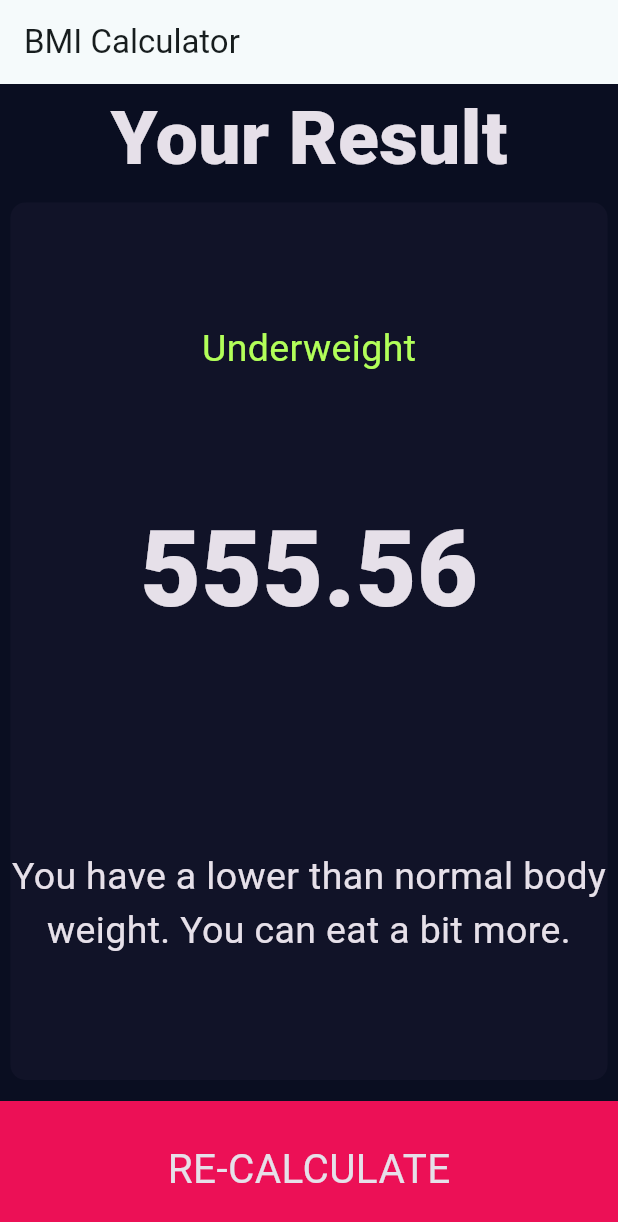
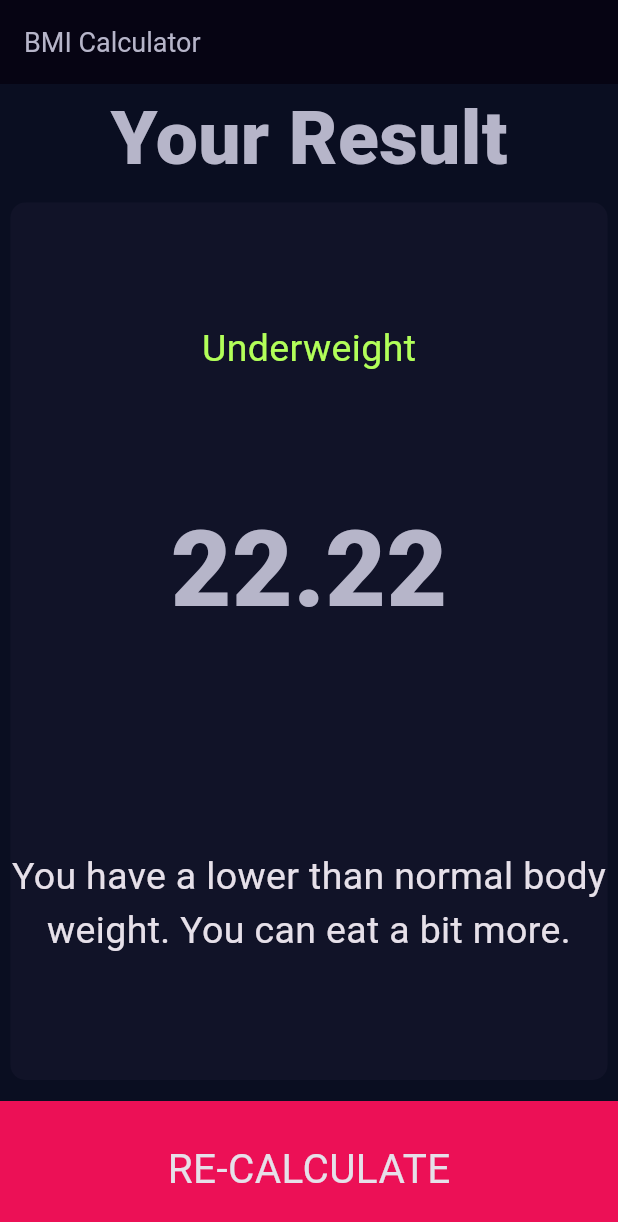
Before and after one commit to amit2303/BMI_Calculator, a Flutter app: the screen it shows after launch, after a tap on "CALCULATE", on a phone screen of 412 x 824 dp. Shown: the top 1222 px of the screen. Run offline on Flutter 3.47's test engine with Material 3 defaults, Android fonts, the phone set to English and light mode, and no system bars; our stand-ins replace font_awesome_flutter; missing offline and left inert: revise; statements that could not run were skipped.

Commit message:
Add files via upload

```diff
--- /dev/null
+++ b/lib/constants.dart
@@ -0,0 +1,11 @@
+import 'package:flutter/material.dart';
+
+const lableTextStyle = TextStyle(
+  fontSize: 18,
+  color: Color.fromARGB(255, 182, 181, 201),
+);
+
+const numberTextStyle = TextStyle(
+    fontSize: 50,
+    fontWeight: FontWeight.w900,
+    color: Color.fromARGB(255, 182, 181, 201));
--- a/lib/customwidget.dart
+++ b/lib/customwidget.dart
@@ -1,14 +1,15 @@
 import 'package:flutter/material.dart';
+import 'package:font_awesome_flutter/font_awesome_flutter.dart';
 
-class RoundIconButton extends StatelessWidget {
-  RoundIconButton(this.icon, this.onPressed);
-  final IconData icon;
-  final Function() onPressed; // Use VoidCallback instead of custom type
+class MyIconButton extends StatelessWidget {
+  final IconData vIcon;
+  final Function() whenPressed;
+
+  const MyIconButton(this.vIcon, this.whenPressed);
+
   @override
   Widget build(BuildContext context) {
     return RawMaterialButton(
-      child: Icon(icon),
-      onPressed: onPressed,
       shape: CircleBorder(),
       elevation: 6.0,
       fillColor: Color(0XFF4C4F5E),
@@ -16,6 +17,8 @@ class RoundIconButton extends StatelessWidget {
         width: 56.0,
         height: 56.0,
       ),
+      onPressed: whenPressed,
+      child: FaIcon(vIcon),
     );
   }
 }
--- a/lib/icon_content.dart
+++ b/lib/icon_content.dart
@@ -1,38 +1,33 @@
 import 'package:flutter/material.dart';
-import 'package:font_awesome_flutter/font_awesome_flutter.dart';
+import 'package:flutter/widgets.dart';
 
+class icon_content extends StatelessWidget {
+  final IconData varIcon;
+  final String gender;
 
-const lableTextStyle = TextStyle(
-  fontSize: 18,
-  color: Color(0xFF797889),
-);
-
-const numberTextStyle = TextStyle(
-  fontSize: 50,
-  fontWeight: FontWeight.w900,
-);
-class iconContent extends StatelessWidget {
-
-  final IconData iconImg;
-  final String textVal;
-
-  iconContent(this.iconImg,this.textVal);
+  const icon_content(this.varIcon, this.gender);
   @override
   Widget build(BuildContext context) {
     return Column(
       mainAxisAlignment: MainAxisAlignment.center,
       children: [
-        FaIcon(
-          iconImg,
-          size: 80,
+        Center(
+          child: Icon(
+            varIcon,
+            size: 80,
+            color: Color.fromARGB(255, 150, 148, 169),
+          ),
         ),
         SizedBox(
           height: 15,
         ),
         Text(
-          textVal,
-          style: lableTextStyle,
-        ),
+          gender,
+          style: TextStyle(
+            fontSize: 18,
+            color: Color(0xFF797889),
+          ),
+        )
       ],
     );
   }
--- a/lib/input_page.dart
+++ b/lib/input_page.dart
@@ -1,33 +1,41 @@
-import 'package:bmi_calculator/result_page.dart';
 import 'package:flutter/material.dart';
+import 'package:font_awesome_flutter/font_awesome_flutter.dart';
+import 'package:revise/customwidget.dart';
 import 'reusable_card.dart';
 import 'icon_content.dart';
-import 'package:font_awesome_flutter/font_awesome_flutter.dart';
-import 'customwidget.dart';
+import 'result_page.dart';
 import 'calculator_brain.dart';
-import 'result_page.dart';
+import 'constants.dart';
 
-class InputPage extends StatefulWidget {
+class input_page extends StatefulWidget {
+  const input_page({super.key});
+
   @override
-  _InputPageState createState() => _InputPageState();
+  State<input_page> createState() => _input_pageState();
 }
 
-Color activeCardcolor = Color(0xFF1D1F31);
-Color inactiveCardcolor = Color(0xFF111328);
+const Color activeCardcolor = Color(0xFF1D1F31);
+const Color inactiveCardcolor = Color(0xFF111328);
 
 Color maleCardcolor = inactiveCardcolor;
 Color femaleCardcolor = inactiveCardcolor;
-
-class _InputPageState extends State<InputPage> {
-  int _currentSliderValue = 30;
+int currentSliderValue = 30;
 int weight = 50;
 int age = 15;
-  int height =150;
+int height = 150;
+
+CalculatorBrain calc = CalculatorBrain(weight, height);
+
+class _input_pageState extends State<input_page> {
   @override
   Widget build(BuildContext context) {
     return Scaffold(
       appBar: AppBar(
-        title: Text('BMI Calculator'),
+        title: const Text(
+          'BMI Calculator',
+          style: lableTextStyle,
+        ),
+        backgroundColor: Color.fromARGB(255, 13, 10, 39),
       ),
       body: Column(
         children: [
@@ -46,12 +54,9 @@ class _InputPageState extends State<InputPage> {
                       }
                     });
                   },
-                    child: ReusableCard(
-                      maleCardcolor,
-                      iconContent(FontAwesomeIcons.mars, 'MALE'),
-                    ),
-                  ),
-                ),
+                  child: reusableCard(maleCardcolor,
+                      icon_content(FontAwesomeIcons.mars, "MALE")),
+                )),
                 Expanded(
                     child: GestureDetector(
                   onTap: () {
@@ -64,17 +69,14 @@ class _InputPageState extends State<InputPage> {
                       }
                     });
                   },
-                    child: ReusableCard(
-                      femaleCardcolor,
-                      iconContent(FontAwesomeIcons.venus, 'FEMALE'),
-                    ),
-                  ),
-                ),
+                  child: reusableCard(
+                      femaleCardcolor, icon_content(Icons.female, "FEMALE")),
+                ))
               ],
             ),
           ),
           Expanded(
-            child: ReusableCard(
+            child: reusableCard(
               inactiveCardcolor,
               Column(
                 mainAxisAlignment: MainAxisAlignment.center,
@@ -85,7 +87,7 @@ class _InputPageState extends State<InputPage> {
                     crossAxisAlignment: CrossAxisAlignment.baseline,
                     textBaseline: TextBaseline.alphabetic,
                     children: [
-                      Text(_currentSliderValue.toString(),
+                      Text(currentSliderValue.toString(),
                           style: numberTextStyle),
                       Text('cm'),
                     ],
@@ -97,17 +99,15 @@ class _InputPageState extends State<InputPage> {
                       overlappingShapeStrokeColor: Color(0xFFEC1056),
                       thumbColor: Color(0xFFEC1056),
                       overlayColor: Color(0x29EC1056),
-                      inactiveTrackColor: Color(0xFF797889),
+                      inactiveTrackColor: Color.fromARGB(255, 207, 206, 228),
                       activeTrackColor: Color(0xFFEC1056),
                     ),
                     child: Slider(
-                      value: _currentSliderValue.toDouble(),
+                      value: currentSliderValue.toDouble(),
                       max: 200,
-                      // divisions: 10,
-                      // label: _currentSliderValue.round().toString(),
                       onChanged: (double value) {
                         setState(() {
-                          _currentSliderValue = value.toInt();
+                          currentSliderValue = value.toInt();
                         });
                       },
                     ),
@@ -120,7 +120,7 @@ class _InputPageState extends State<InputPage> {
             child: Row(
               children: [
                 Expanded(
-                  child: ReusableCard(
+                  child: reusableCard(
                       inactiveCardcolor,
                       Column(
                         mainAxisAlignment: MainAxisAlignment.center,
@@ -136,7 +136,7 @@ class _InputPageState extends State<InputPage> {
                           Row(
                             mainAxisAlignment: MainAxisAlignment.center,
                             children: [
-                              RoundIconButton(FontAwesomeIcons.minus, () {
+                              MyIconButton(FontAwesomeIcons.minus, () {
                                 setState(() {
                                   weight--;
                                 });
@@ -144,7 +144,7 @@ class _InputPageState extends State<InputPage> {
                               SizedBox(
                                 width: 10,
                               ),
-                              RoundIconButton(FontAwesomeIcons.plus, () {
+                              MyIconButton(FontAwesomeIcons.plus, () {
                                 setState(() {
                                   weight++;
                                 });
@@ -155,7 +155,7 @@ class _InputPageState extends State<InputPage> {
                       )),
                 ),
                 Expanded(
-                  child: ReusableCard(
+                  child: reusableCard(
                       inactiveCardcolor,
                       Column(
                         mainAxisAlignment: MainAxisAlignment.center,
@@ -171,7 +171,7 @@ class _InputPageState extends State<InputPage> {
                           Row(
                             mainAxisAlignment: MainAxisAlignment.center,
                             children: [
-                              RoundIconButton(FontAwesomeIcons.minus, () {
+                              MyIconButton(FontAwesomeIcons.minus, () {
                                 setState(() {
                                   age--;
                                 });
@@ -179,7 +179,7 @@ class _InputPageState extends State<InputPage> {
                               SizedBox(
                                 width: 10,
                               ),
-                              RoundIconButton(FontAwesomeIcons.plus, () {
+                              MyIconButton(FontAwesomeIcons.plus, () {
                                 setState(() {
                                   age++;
                                 });
@@ -194,35 +194,25 @@ class _InputPageState extends State<InputPage> {
           ),
           GestureDetector(
             onTap: () {
-              CalculatorBrain calc =
-                  CalculatorBrain(weight, _currentSliderValue);
-
               Navigator.push(
                   context,
                   MaterialPageRoute(
                       builder: (context) => result(
                           bmiResult: calc.calculateBMI(),
                           resultText: calc.getResult(),
-                      interpretation: calc.getInterpretation()),
-                ),
-              );
+                          interpretation: calc.getInterpretation())));
             },
             child: Container(
               height: 90,
               width: double.infinity,
-              color: Color(0xFFEC1056),
-              margin: EdgeInsets.only(top: 7),
-              // decoration: BoxDecoration(
-              //   borderRadius: BorderRadius.circular(10),
-              //   color: Color(0xFFEC1056),
-              // ),
-              child: Center(
+              color: const Color(0xFFEC1056),
+              child: const Center(
                   child: Text(
-                'CALCULATE',
+                "CALCULATE",
                 style: TextStyle(fontSize: 27),
               )),
             ),
-          ),
+          )
         ],
       ),
     );
--- a/lib/main.dart
+++ b/lib/main.dart
@@ -1,33 +1,15 @@
 import 'package:flutter/material.dart';
 import 'input_page.dart';
 
-void main() => runApp(BMICalculator());
-
-class BMICalculator extends StatelessWidget {
-  @override
-  Widget build(BuildContext context) {
-    return MaterialApp(
-      debugShowCheckedModeBanner: false,
-      // theme: ThemeData(
-      //   colorScheme: ColorScheme.fromSeed(
-      //     seedColor: Colors.white,
-      //     primary: Color(0xFF0A0E21),
-      //     secondary: Colors.purple
-      //   ),
-      //   scaffoldBackgroundColor: Color(0xFF0A0E21),
-      //   textTheme: TextTheme(bodyMedium: TextStyle(color: Colors.white))
-      // ),
-      theme: ThemeData.dark().copyWith(
-
+void main() {
+  runApp(MaterialApp(
+    theme: ThemeData(
+        useMaterial3: true,
         colorScheme: ColorScheme.fromSeed(
-          seedColor: Colors.white,
-          primary: Color(0xFF0A0E21),
-          secondary: Colors.purple
-        ),
-        scaffoldBackgroundColor: Color(0xFF0A0E21),
-        // useMaterial3: true,
-      ),
-      home: InputPage(),
-    );
-  }
+            seedColor: Color.fromARGB(255, 7, 10, 22),
+            primary: Color(0xFF0A0E21),
+            secondary: Colors.purple),
+        scaffoldBackgroundColor: Color(0xFF0A0E21)),
+    home: input_page(),
+  ));
 }
--- a/lib/result_page.dart
+++ b/lib/result_page.dart
@@ -1,12 +1,13 @@
-import 'package:bmi_calculator/icon_content.dart';
-import 'package:bmi_calculator/input_page.dart';
-import 'package:bmi_calculator/reusable_card.dart';
+import 'input_page.dart';
 import 'package:flutter/material.dart';
-import 'calculator_brain.dart';
+import 'reusable_card.dart';
+import 'constants.dart';
 
 class result extends StatelessWidget {
-
-  result({required this.bmiResult,required this.resultText,required this.interpretation});
+  result(
+      {required this.bmiResult,
+      required this.resultText,
+      required this.interpretation});
   final String bmiResult;
   final String resultText;
   final String interpretation;
@@ -25,7 +26,11 @@ class result extends StatelessWidget {
       ),
       home: Scaffold(
         appBar: AppBar(
-          title: Text('BMI Calculator'),
+          title: Text(
+            'BMI Calculator',
+            style: lableTextStyle,
+          ),
+          backgroundColor: Color.fromARGB(255, 6, 4, 19),
         ),
         body: Column(
           children: [
@@ -34,7 +39,7 @@ class result extends StatelessWidget {
               style: numberTextStyle,
             ),
             Expanded(
-              child: ReusableCard(
+              child: reusableCard(
                 inactiveCardcolor,
                 Column(
                   children: [
@@ -60,7 +65,8 @@ class result extends StatelessWidget {
                             interpretation,
                             textAlign: TextAlign.center,
                             style: TextStyle(
-                                fontSize: 25,),
+                              fontSize: 25,
+                            ),
                           ),
                         ),
                       ),
--- a/lib/reusable_card.dart
+++ b/lib/reusable_card.dart
@@ -1,24 +1,22 @@
 import 'package:flutter/material.dart';
-class ReusableCard extends StatelessWidget {
-  // const ReusableCard({
-  //   super.key,
-  // });
 
-  ReusableCard(this.colour, this.cardChild);
-  final Color colour;
-  final Widget cardChild;
+class reusableCard extends StatelessWidget {
+  const reusableCard(this.varcolor, this.icon);
+  final Color varcolor;
+  final Widget icon;
+
   @override
   Widget build(BuildContext context) {
     return Container(
       height: double.maxFinite,
       width: double.infinity,
-      child: cardChild,
       margin: EdgeInsets.all(7),
       // padding: EdgeInsets.all(23),
       decoration: BoxDecoration(
-        color: colour,
+        color: varcolor,
         borderRadius: BorderRadius.circular(10),
       ),
+      child: icon,
     );
   }
 }
```
Also changed, not shown: lib/calculator_brain.dart (+6 -12 lines). Lines whose indentation alone changed are shown as unchanged.
